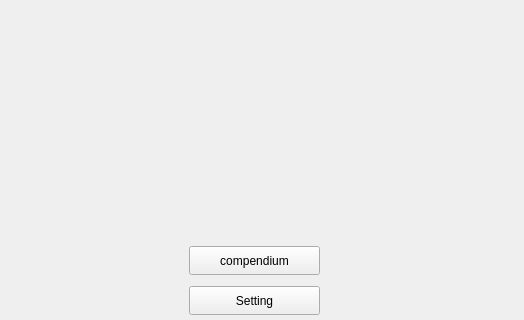
Before: the Qt Designer form mainwindow.ui in mobinaebrahim/Slay-The-Spire, drawn with Qt 5; both pictures show x 0 to 524 and y 383 to 703 of the 1200 by 966 pixel window.
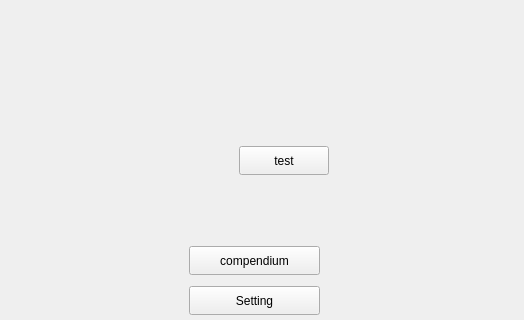
After: the same form once the commit is applied. The open tabs and pages were chosen to show the change. Icons and pictures are not drawn.

Patch:
```diff
--- a/mainwindow.ui
+++ b/mainwindow.ui
@@ -128,6 +128,19 @@
          <string>compendium</string>
         </property>
        </widget>
+       <widget class="QPushButton" name="btnTestAddScore">
+        <property name="geometry">
+         <rect>
+          <x>230</x>
+          <y>520</y>
+          <width>90</width>
+          <height>29</height>
+         </rect>
+        </property>
+        <property name="text">
+         <string>test</string>
+        </property>
+       </widget>
       </widget>
      </widget>
     </item>
```
Left out of the diff: 2 changed lines with no effect on the pictures.
